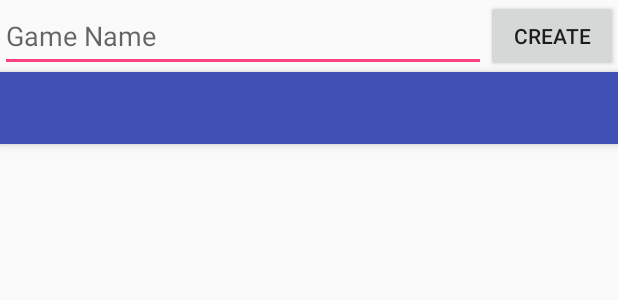
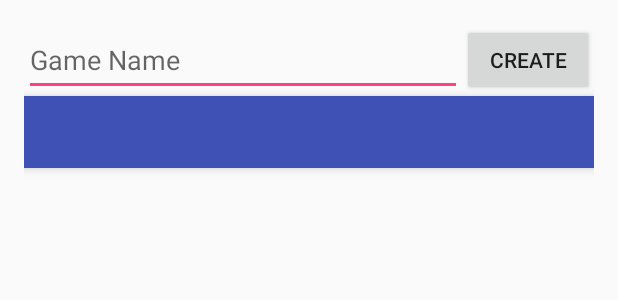
Before and after one commit to jmango22/Ticket-To-Ride-Client, an Android app: the layout activity_game_selector.xml on its own in the app's theme, with its tools: preview values and no code run, on a phone screen of 412 x 824 dp. Shown: the top 300 px of the screen. Run offline under Robolectric (Android 15) with nearby library versions, the phone set to English and light mode, and no system bars.

Commit message:
Changed the Padding to be less annoying

```diff
--- a/app/src/main/res/layout/activity_game_selector.xml
+++ b/app/src/main/res/layout/activity_game_selector.xml
@@ -10,7 +10,11 @@
 
     <RelativeLayout
         android:layout_width="match_parent"
-        android:layout_height="wrap_content">
+        android:layout_height="wrap_content"
+        android:paddingBottom="@dimen/activity_vertical_margin"
+        android:paddingLeft="@dimen/activity_horizontal_margin"
+        android:paddingRight="@dimen/activity_horizontal_margin"
+        android:paddingTop="@dimen/activity_vertical_margin" >
 
         <EditText
             android:layout_height="wrap_content"
```
Also changed, not shown: app/src/main/res/layout/fragment_games.xml (+1 -6 lines).
